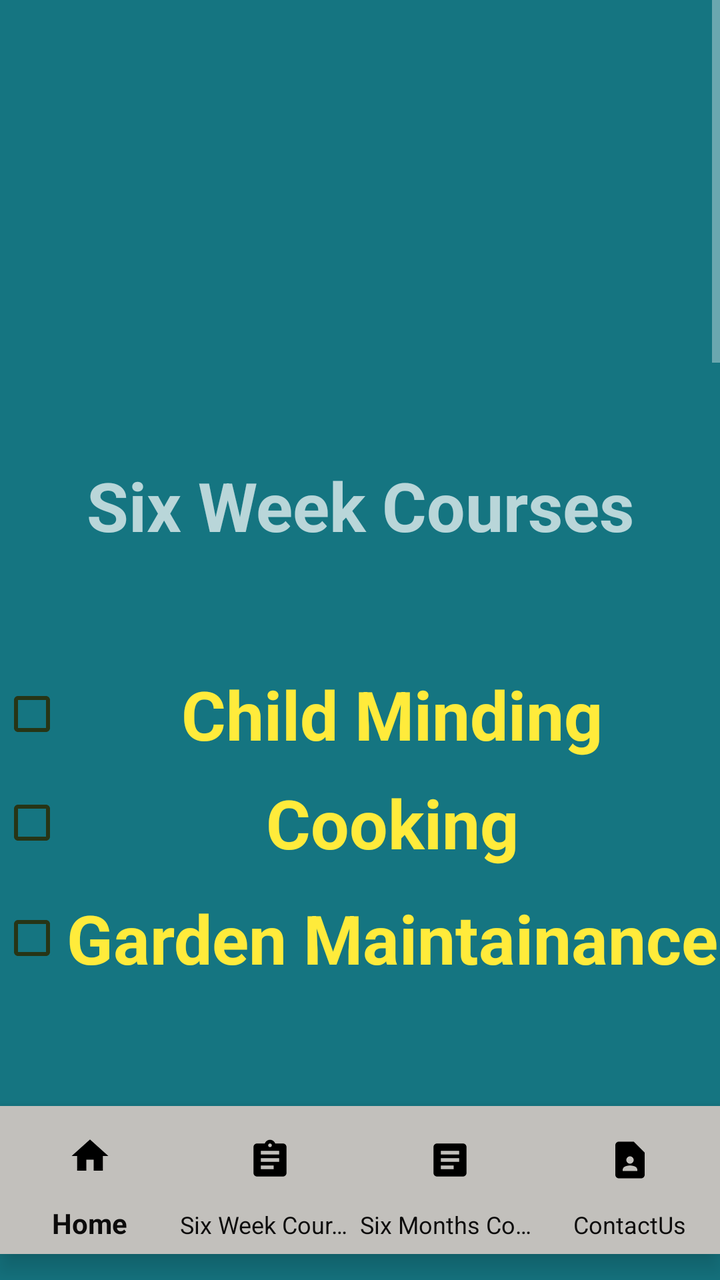
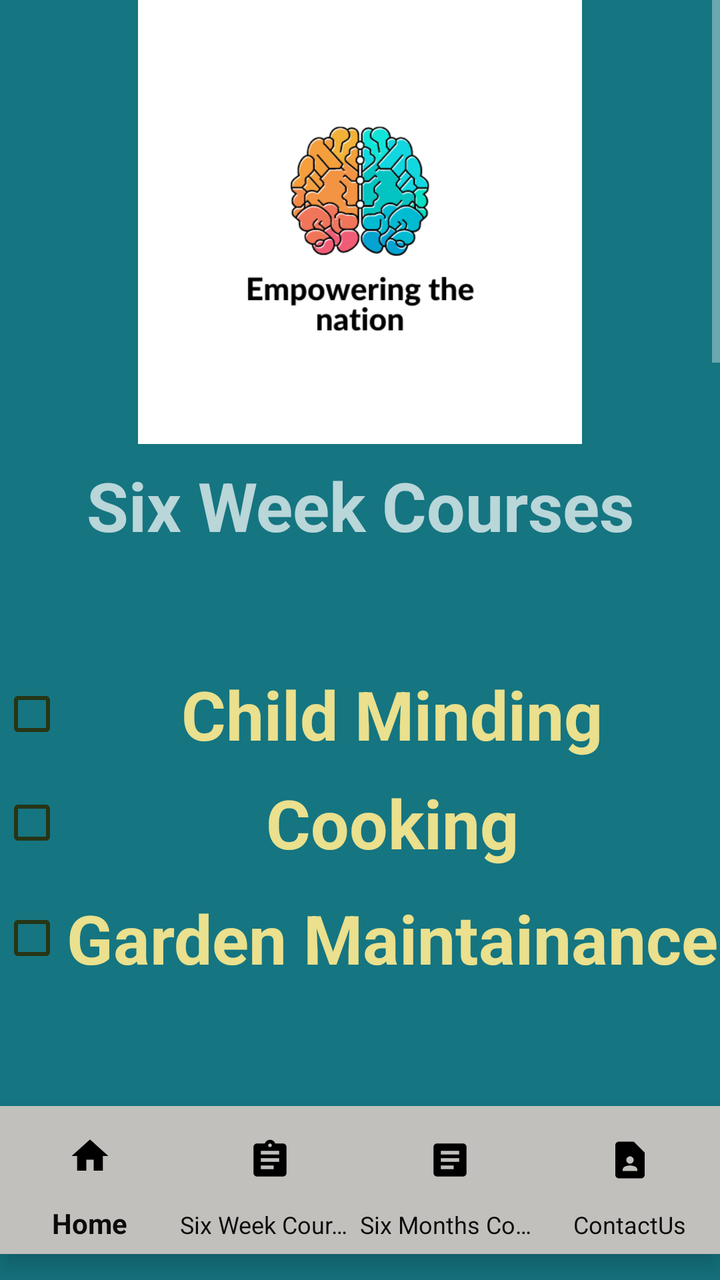

Two renders of the same Android screen: before a commit and after it. Below are the layout's source before the change and the commit's diff.
<!-- AndroidManifest.xml: application theme Theme.AppCompat -->
<!-- res/layout/activity_checkout_page.xml -->
<?xml version="1.0" encoding="utf-8"?>
<RelativeLayout xmlns:android="http://schemas.android.com/apk/res/android"
    xmlns:app="http://schemas.android.com/apk/res-auto"
    xmlns:tools="http://schemas.android.com/tools"
    android:layout_width="match_parent"
    android:layout_height="match_parent"
    android:background="#157581"
    tools:context=".CheckoutPage">

    <ScrollView
        android:id="@+id/scrollView2"
        android:layout_width="match_parent"
        android:layout_height="wrap_content"
        android:layout_above="@+id/bottomNav"
        android:layout_alignParentStart="true"
        android:layout_alignParentTop="true"
        android:layout_alignParentEnd="true"
        android:layout_marginStart="0dp"
        android:layout_marginTop="0dp"
        android:layout_marginEnd="0dp"
        android:layout_marginBottom="14dp"
        android:background="#97E4E9"
        android:fillViewport="true"
        app:layout_constraintBottom_toBottomOf="parent"
        app:layout_constraintEnd_toEndOf="parent"
        app:layout_constraintHorizontal_bias="0.0"
        app:layout_constraintStart_toStartOf="parent"
        app:layout_constraintTop_toTopOf="parent"
        app:layout_constraintVertical_bias="1.0">

        <FrameLayout
            android:id="@+id/container"
            android:layout_width="match_parent"
            android:layout_height="match_parent"
            android:layout_above="@id/bottomNav"
            android:background="#157581">

            <CheckBox
                android:id="@+id/white"
                android:layout_width="match_parent"
                android:layout_height="54dp"
                android:layout_marginTop="330dp"
                android:buttonTint="#273516"
                android:text="Child Minding"
                android:textAlignment="center"
                android:textColor="#FFEB3B"
                android:textSize="34sp"
                android:textStyle="bold" />

            <CheckBox
                android:id="@+id/blue"
                android:layout_width="match_parent"
                android:layout_height="63dp"
                android:layout_marginTop="380dp"
                android:buttonTint="#273516"
                android:text="Cooking"
                android:textAlignment="center"
                android:textColor="#FFEB3B"
                android:textSize="34sp"
                android:textStyle="bold" />

            <TextView
                android:id="@+id/textView"
                android:layout_width="match_parent"
                android:layout_height="wrap_content"
                android:layout_marginTop="230dp"
                android:text="Six Week Courses"
                android:textAlignment="center"
                android:textSize="34sp"
                android:textStyle="bold" />

            <CheckBox
                android:id="@+id/red"
                android:layout_width="match_parent"
                android:layout_height="58dp"
                android:layout_marginTop="440dp"
                android:buttonTint="#273516"
                android:text="Garden Maintainance"
                android:textAlignment="center"
                android:textColor="#FFEB3B"
                android:textSize="34sp"
                android:textStyle="bold" />

            <TextView
                android:id="@+id/textViewMonths"
                android:layout_width="match_parent"
                android:layout_height="wrap_content"
                android:layout_marginTop="530dp"
                android:text="Six Month Courses"
                android:textAlignment="center"
                android:textSize="34sp"
                android:textStyle="bold" />


            <CheckBox
                android:id="@+id/fA"
                android:layout_width="match_parent"
                android:layout_height="58dp"
                android:layout_marginTop="600dp"
                android:buttonTint="#273516"
                android:text="First Aid"
                android:textAlignment="center"
                android:textColor="#FFEB3B"
                android:textSize="34sp"
                android:textStyle="bold" />

            <CheckBox
                android:id="@+id/sW"
                android:layout_width="match_parent"
                android:layout_height="58dp"
                android:layout_marginTop="650dp"
                android:buttonTint="#273516"
                android:text="Sewing"
                android:textAlignment="center"
                android:textColor="#FFEB3B"
                android:textSize="34sp"
                android:textStyle="bold" />

            <CheckBox
                android:id="@+id/lS"
                android:layout_width="match_parent"
                android:layout_height="58dp"
                android:layout_marginTop="700dp"
                android:buttonTint="#273516"
                android:text="Sewing"
                android:textAlignment="center"
                android:textColor="#FFEB3B"
                android:textSize="34sp"
                android:textStyle="bold" />

            <CheckBox
                android:id="@+id/landS"
                android:layout_width="match_parent"
                android:layout_height="58dp"
                android:layout_marginTop="750dp"
                android:buttonTint="#273516"
                android:text="Landscaping"
                android:textAlignment="center"
                android:textColor="#FFEB3B"
                android:textSize="34sp"
                android:textStyle="bold" />


            <Button
                android:id="@+id/calculateResult"
                android:layout_width="493dp"
                android:layout_height="84dp"
                android:layout_marginTop="830dp"
                android:text="Calculate Result"
                android:textSize="24sp"
                android:textStyle="bold" />

            <TextView
                android:id="@+id/textViewDisplay"
                android:layout_width="match_parent"
                android:layout_height="103dp"
                android:layout_marginTop="950dp"
                android:textAlignment="center"
                android:textColor="#000000"
                android:textSize="24sp"
                android:textStyle="bold" />

            <EditText
                android:id="@+id/editTextText"
                android:layout_width="503dp"
                android:layout_height="wrap_content"
                android:layout_marginTop="1070dp"
                android:ems="10"
                android:hint="Your Name"
                android:inputType="text"
                android:textAlignment="center"
                android:textSize="24sp" />

            <EditText
                android:id="@+id/editTextText2"
                android:layout_width="500dp"
                android:layout_height="wrap_content"
                android:layout_marginTop="1120dp"
                android:ems="10"
                android:hint="Your Surname"
                android:inputType="text"
                android:textAlignment="center"
                android:textSize="24sp" />

            <EditText
                android:id="@+id/editTextTextEmailAddress"
                android:layout_width="508dp"
                android:layout_height="75dp"
                android:layout_marginTop="1220dp"
                android:ems="10"
                android:hint="Your Email"
                android:inputType="textEmailAddress"
                android:textAlignment="center"
                android:textSize="24sp" />

            <Spinner
                android:id="@+id/educationSpinner"
                android:layout_width="match_parent"
                android:layout_height="54dp"
                android:layout_marginTop="1320dp" />

            <Button
                android:id="@+id/buttonSubmit"
                android:layout_width="520dp"
                android:layout_height="82dp"
                android:layout_marginTop="1520dp"
                android:text="Submit"
                android:textSize="24sp"
                android:textStyle="bold" />


        </FrameLayout>
    </ScrollView>

    <com.google.android.material.bottomnavigation.BottomNavigationView
        android:id="@+id/bottomNav"
        android:layout_width="match_parent"
        android:layout_height="74dp"
        android:layout_alignParentBottom="true"
        android:layout_marginBottom="13dp"
        android:background="#c2c0bc"
        android:scrollIndicators="left"
        app:itemIconSize="38dp"
        app:itemIconTint="@color/black"
        app:itemTextColor="#0C0B0B"
        app:labelVisibilityMode="labeled"
        app:layout_constraintBottom_toBottomOf="parent"
        app:layout_constraintEnd_toEndOf="parent"
        app:layout_constraintHorizontal_bias="0.5"
        app:layout_constraintStart_toStartOf="parent"
        app:menu="@menu/nav_menu" />
</RelativeLayout>
<!-- resources referenced by this layout -->
<resources>
  <color name="black">#FF000000</color>
</resources>

<!-- the commit's change to res/layout/activity_checkout_page.xml (unified diff, before → after) -->
@@ -35,6 +35,15 @@
             android:layout_above="@id/bottomNav"
             android:background="#157581">
 
+            <ImageView
+                android:id="@+id/imageView2"
+                android:layout_width="match_parent"
+                android:layout_height="222dp"
+                app:layout_constraintEnd_toEndOf="parent"
+                app:layout_constraintStart_toStartOf="parent"
+                app:layout_constraintTop_toTopOf="parent"
+                app:srcCompat="@drawable/thumbnail_img_7280" />
+
             <CheckBox
                 android:id="@+id/white"
                 android:layout_width="match_parent"
@@ -43,7 +52,7 @@
                 android:buttonTint="#273516"
                 android:text="Child Minding"
                 android:textAlignment="center"
-                android:textColor="#FFEB3B"
+                android:textColor="#EAE08D"
                 android:textSize="34sp"
                 android:textStyle="bold" />
 
@@ -55,14 +64,14 @@
                 android:buttonTint="#273516"
                 android:text="Cooking"
                 android:textAlignment="center"
-                android:textColor="#FFEB3B"
+                android:textColor="#EAE08D"
                 android:textSize="34sp"
                 android:textStyle="bold" />
 
             <TextView
                 android:id="@+id/textView"
                 android:layout_width="match_parent"
-                android:layout_height="wrap_content"
+                android:layout_height="106dp"
                 android:layout_marginTop="230dp"
                 android:text="Six Week Courses"
                 android:textAlignment="center"
@@ -77,7 +86,7 @@
                 android:buttonTint="#273516"
                 android:text="Garden Maintainance"
                 android:textAlignment="center"
-                android:textColor="#FFEB3B"
+                android:textColor="#EAE08D"
                 android:textSize="34sp"
                 android:textStyle="bold" />
 
@@ -100,7 +109,7 @@
                 android:buttonTint="#273516"
                 android:text="First Aid"
                 android:textAlignment="center"
-                android:textColor="#FFEB3B"
+                android:textColor="#EAE08D"
                 android:textSize="34sp"
                 android:textStyle="bold" />
 
@@ -112,7 +121,7 @@
                 android:buttonTint="#273516"
                 android:text="Sewing"
                 android:textAlignment="center"
-                android:textColor="#FFEB3B"
+                android:textColor="#EAE08D"
                 android:textSize="34sp"
                 android:textStyle="bold" />
 
@@ -124,7 +133,7 @@
                 android:buttonTint="#273516"
                 android:text="Sewing"
                 android:textAlignment="center"
-                android:textColor="#FFEB3B"
+                android:textColor="#EAE08D"
                 android:textSize="34sp"
                 android:textStyle="bold" />
 
@@ -136,16 +145,17 @@
                 android:buttonTint="#273516"
                 android:text="Landscaping"
                 android:textAlignment="center"
-                android:textColor="#FFEB3B"
+                android:textColor="#EAE08D"
                 android:textSize="34sp"
                 android:textStyle="bold" />
 
 
             <Button
                 android:id="@+id/calculateResult"
-                android:layout_width="493dp"
+                android:layout_width="match_parent"
                 android:layout_height="84dp"
                 android:layout_marginTop="830dp"
+                android:background="@drawable/grasient_drawable"
                 android:text="Calculate Result"
                 android:textSize="24sp"
                 android:textStyle="bold" />
@@ -204,6 +214,7 @@
                 android:layout_width="520dp"
                 android:layout_height="82dp"
                 android:layout_marginTop="1520dp"
+                android:background="@drawable/grasient_drawable"
                 android:text="Submit"
                 android:textSize="24sp"
                 android:textStyle="bold" />
<!-- resource entries referenced after the edit -->
@@ -1,5 +1,19 @@
 <!-- resources referenced by this layout -->
 <resources>
   <color name="black">#FF000000</color>
+  <!-- drawable grasient_drawable (drawable) -->
+  <?xml version="1.0" encoding="utf-8"?>
+  <shape
+      android:shape = "rectangle"
+      xmlns:android = "http://schemas.android.com/apk/res/android" >
+  
+      <gradient
+          android:startColor = "#068b86"
+          android:centerColor = "#1f728d"
+          android:endColor = "#435193"
+          android:angle = "90"
+          android:type = "linear" />
+  </shape>
+  <!-- drawable thumbnail_img_7280: jpg bitmap (drawable, 73812 bytes) -->
 </resources>
 
